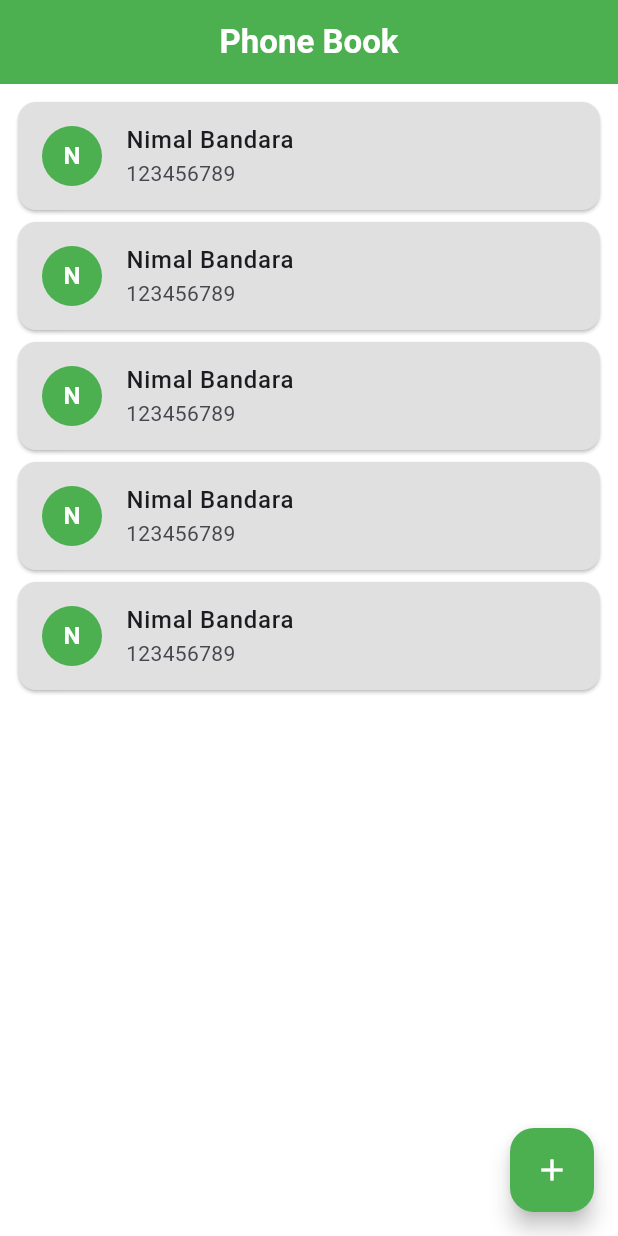
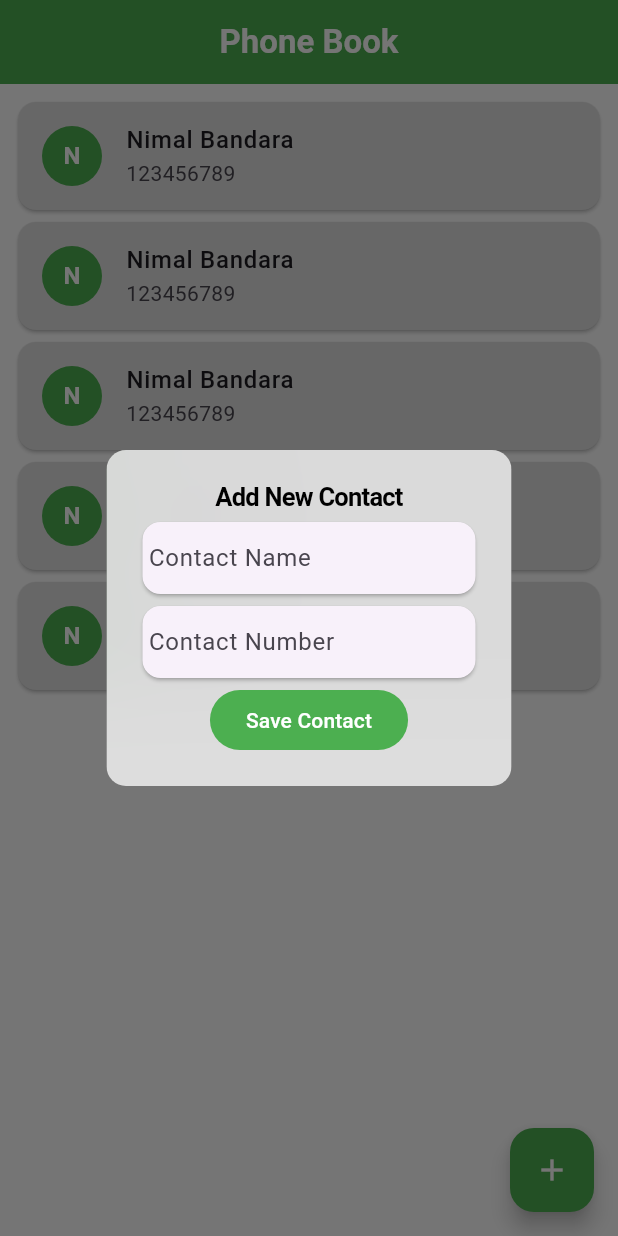
Before and after one commit to migarakavishan/phone_book, a Flutter app: the screen it shows after launch, after a tap on the "add" icon, on a phone screen of 412 x 824 dp. Run offline on Flutter 3.47's test engine with Material 3 defaults, Android fonts, the light colour scheme and no system bars.

Commit message:
ui create done

```diff
--- a/lib/screens/homepage.dart
+++ b/lib/screens/homepage.dart
@@ -1,3 +1,4 @@
+import 'package:flutter/cupertino.dart';
 import 'package:flutter/material.dart';
 
 class MyHomePage extends StatefulWidget {
@@ -48,7 +49,47 @@ class _MyHomePageState extends State<MyHomePage> {
       ),
       floatingActionButton: FloatingActionButton(
         backgroundColor: Colors.green,
-        onPressed: () {},
+        onPressed: () {
+          showDialog(
+            context: context,
+            builder: (context) {
+              return CupertinoAlertDialog(
+                title: const Text("Add New Contact"),
+                content: Column(
+                  mainAxisSize: MainAxisSize.min,
+                  children: [
+                    const Card(
+                      child: Padding(
+                        padding: EdgeInsets.symmetric(horizontal: 4),
+                        child: TextField(
+                          decoration: InputDecoration(
+                              border: InputBorder.none,
+                              hintText: "Contact Name"),
+                        ),
+                      ),
+                    ),
+                    const Card(
+                      child: Padding(
+                        padding: EdgeInsets.symmetric(horizontal: 4),
+                        child: TextField(
+                          decoration: InputDecoration(
+                              border: InputBorder.none,
+                              hintText: "Contact Number"),
+                        ),
+                      ),
+                    ),
+                    FilledButton(
+                        style: const ButtonStyle(
+                            backgroundColor:
+                                WidgetStatePropertyAll(Colors.green)),
+                        onPressed: () {},
+                        child: const Text("Save Contact"))
+                  ],
+                ),
+              );
+            },
+          );
+        },
         child: const Icon(
           Icons.add,
           color: Colors.white,
```
